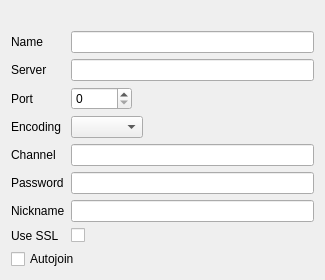
This is src/plugins/azoth/plugins/acetamide/bookmarkeditwidget.ui in 0xd34df00d/leechcraft as Qt 5 draws it before an edit. The edited form follows.
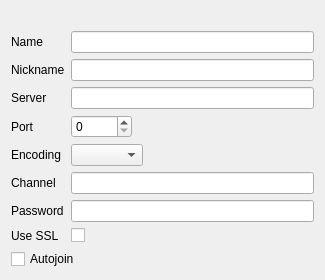
This is the edited form.

Commit message: Azoth Acetamide: ui change

```diff
--- a/src/plugins/azoth/plugins/acetamide/bookmarkeditwidget.ui
+++ b/src/plugins/azoth/plugins/acetamide/bookmarkeditwidget.ui
@@ -7,7 +7,7 @@
     <x>0</x>
     <y>0</y>
     <width>325</width>
-    <height>245</height>
+    <height>260</height>
    </rect>
   </property>
   <property name="windowTitle">
@@ -30,73 +30,73 @@
       <widget class="QLineEdit" name="Name_"/>
      </item>
      <item row="1" column="0">
+      <widget class="QLabel" name="nicknameLabel_">
+       <property name="text">
+        <string>Nickname</string>
+       </property>
+      </widget>
+     </item>
+     <item row="1" column="1">
+      <widget class="QLineEdit" name="Nickname_"/>
+     </item>
+     <item row="2" column="0">
       <widget class="QLabel" name="serverLabel">
        <property name="text">
         <string>Server</string>
        </property>
       </widget>
      </item>
-     <item row="1" column="1">
+     <item row="2" column="1">
       <widget class="QLineEdit" name="Server_"/>
      </item>
-     <item row="2" column="0">
+     <item row="3" column="0">
       <widget class="QLabel" name="portLabel">
        <property name="text">
         <string>Port</string>
        </property>
       </widget>
      </item>
-     <item row="2" column="1">
+     <item row="3" column="1">
       <widget class="QSpinBox" name="Port_">
        <property name="maximum">
         <number>65535</number>
        </property>
       </widget>
      </item>
-     <item row="3" column="0">
+     <item row="4" column="0">
       <widget class="QLabel" name="encodingLabel">
        <property name="text">
         <string>Encoding</string>
        </property>
       </widget>
      </item>
-     <item row="3" column="1">
+     <item row="4" column="1">
       <widget class="QComboBox" name="Encoding_"/>
      </item>
-     <item row="4" column="0">
+     <item row="5" column="0">
       <widget class="QLabel" name="channelLabel">
        <property name="text">
         <string>Channel</string>
        </property>
       </widget>
      </item>
-     <item row="4" column="1">
+     <item row="5" column="1">
       <widget class="QLineEdit" name="Channel_"/>
      </item>
-     <item row="5" column="0">
+     <item row="6" column="0">
       <widget class="QLabel" name="passwordLabel">
        <property name="text">
         <string>Password</string>
        </property>
       </widget>
      </item>
-     <item row="5" column="1">
+     <item row="6" column="1">
       <widget class="QLineEdit" name="Password_">
        <property name="echoMode">
         <enum>QLineEdit::Password</enum>
        </property>
       </widget>
      </item>
-     <item row="6" column="0">
-      <widget class="QLabel" name="nicknameLabel">
-       <property name="text">
-        <string>Nickname</string>
-       </property>
-      </widget>
-     </item>
-     <item row="6" column="1">
-      <widget class="QLineEdit" name="Nickname_"/>
-     </item>
      <item row="7" column="0">
       <widget class="QLabel" name="useSSLLabel">
        <property name="text">
```
Left out of the diff: 28 changed lines with no effect on the pictures.
